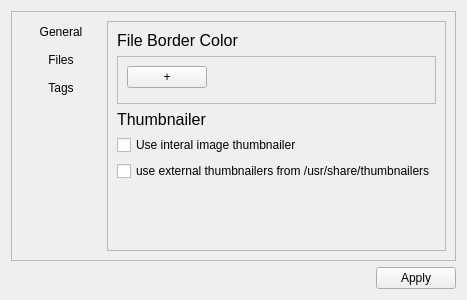
Before: the Qt Designer form configtab.ui in saelz/Pyros-qt, drawn with Qt 5.
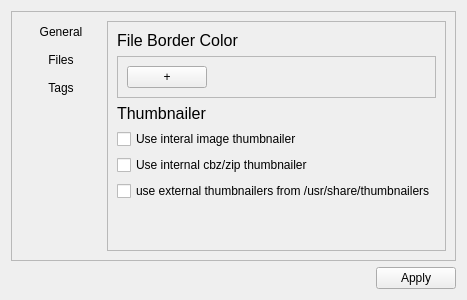
After: the same form once the commit is applied.

Commit message: adds thumbnailer for uncompressed zip/cbz files

Diff of the .ui file:
```diff
--- a/configtab.ui
+++ b/configtab.ui
@@ -305,6 +305,13 @@
               </property>
              </widget>
             </item>
+            <item>
+             <widget class="QCheckBox" name="use_internal_cbz_thumbnailer">
+              <property name="text">
+               <string>Use internal cbz/zip thumbnailer</string>
+              </property>
+             </widget>
+            </item>
             <item>
              <widget class="QCheckBox" name="use_external_thumbnailers">
               <property name="text">
```
The commit also changes 7 other files.
